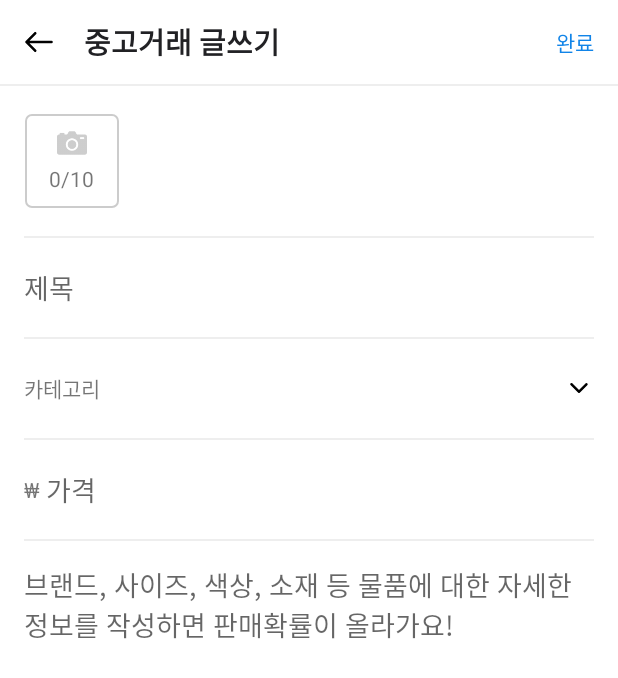
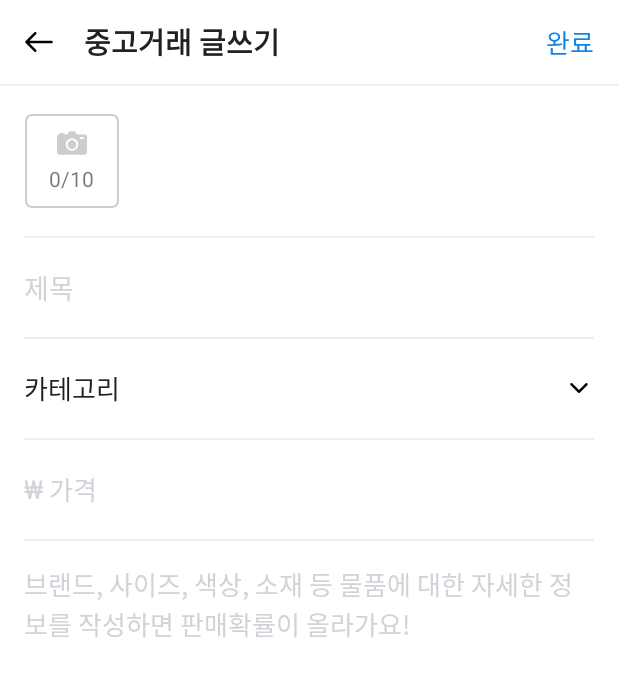
Before and after one commit to Sookhee/ShinhanESGMarket, an Android app: the WriteActivity screen opened directly, with no data from a screen before it, on a phone screen of 412 x 824 dp. Shown: the top 678 px of the screen. Run offline under Robolectric (Android 15) with nearby library versions, the phone set to English and light mode, and no system bars.

Commit message:
activity_write.xml xml 디테일 수정

```diff
--- a/app/src/main/res/layout/activity_alarm.xml
+++ b/app/src/main/res/layout/activity_alarm.xml
@@ -20,7 +20,7 @@
         android:layout_width="wrap_content"
         android:layout_height="wrap_content"
         android:layout_marginStart="16dp"
-        android:text="알림"
+        android:text="@string/title_alarm"
         app:layout_constraintBottom_toBottomOf="@id/btnBack"
         app:layout_constraintStart_toEndOf="@id/btnBack"
         app:layout_constraintTop_toTopOf="@id/btnBack" />
--- a/app/src/main/res/layout/activity_category.xml
+++ b/app/src/main/res/layout/activity_category.xml
@@ -30,7 +30,7 @@
                 android:layout_width="wrap_content"
                 android:layout_height="wrap_content"
                 android:layout_marginStart="16dp"
-                android:text="카테고리" />
+                android:text="@string/title_category" />
         </LinearLayout>
 
         <View
--- a/app/src/main/res/layout/activity_write.xml
+++ b/app/src/main/res/layout/activity_write.xml
@@ -22,7 +22,7 @@
         android:layout_width="wrap_content"
         android:layout_height="wrap_content"
         android:layout_marginStart="20dp"
-        android:text="중고거래 글쓰기"
+        android:text="@string/title_write"
         app:layout_constraintBottom_toTopOf="@id/toolbarGuideLine"
         app:layout_constraintStart_toEndOf="@id/btnBack"
         app:layout_constraintTop_toTopOf="parent" />
@@ -32,8 +32,9 @@
         android:layout_width="wrap_content"
         android:layout_height="wrap_content"
         android:layout_marginEnd="16dp"
-        android:text="완료"
+        android:text="@string/string_submit"
         android:textColor="@color/blue"
+        android:textSize="17sp"
         app:layout_constraintBottom_toTopOf="@id/toolbarGuideLine"
         app:layout_constraintEnd_toEndOf="parent"
         app:layout_constraintTop_toTopOf="parent" />
@@ -61,7 +62,7 @@
 
         <LinearLayout
             android:layout_width="match_parent"
-            android:layout_height="match_parent"
+            android:layout_height="wrap_content"
             android:orientation="vertical">
 
             <LinearLayout
@@ -112,10 +113,13 @@
 
             <EditText
                 android:id="@+id/titleEditText"
+                style="@style/Gray900"
                 android:layout_width="match_parent"
                 android:layout_height="66dp"
                 android:background="@null"
-                android:hint="제목" />
+                android:hint="@string/hint_title"
+                android:textColorHint="@color/gray300"
+                android:theme="@style/EditTextTheme" />
 
             <View
                 android:id="@+id/titleGuideLine"
@@ -131,10 +135,11 @@
                 android:orientation="horizontal">
 
                 <TextView
-                    android:layout_width="wrap_content"
+                    style="@style/Gray900.17"
+                    android:layout_width="0dp"
                     android:layout_height="wrap_content"
                     android:layout_weight="1"
-                    android:text="카테고리" />
+                    android:text="@string/hint_category" />
 
                 <ImageView
                     android:layout_width="20dp"
@@ -159,14 +164,20 @@
                     android:id="@+id/priceHolder"
                     android:layout_width="wrap_content"
                     android:layout_height="wrap_content"
-                    android:text="₩" />
+                    android:text="@string/won"
+                    android:textColor="@color/gray300"
+                    android:textSize="17sp" />
 
                 <EditText
+                    style="@style/Gray900.17"
                     android:layout_width="match_parent"
                     android:layout_height="wrap_content"
                     android:layout_marginStart="4dp"
                     android:background="@null"
-                    android:hint="가격" />
+                    android:hint="@string/hint_price"
+                    android:inputType="number"
+                    android:textColorHint="@color/gray300"
+                    android:theme="@style/EditTextTheme" />
             </LinearLayout>
 
             <View
@@ -177,11 +188,14 @@
 
             <EditText
                 android:id="@+id/mainEditText"
+                style="@style/BaseTextStyle"
                 android:layout_width="match_parent"
                 android:layout_height="wrap_content"
                 android:layout_marginVertical="16dp"
                 android:background="@null"
-                android:hint="브랜드, 사이즈, 색상, 소재 등 물품에 대한 자세한 정보를 작성하면 판매확률이 올라가요!" />
+                android:hint="@string/hint_product_description"
+                android:textColorHint="@color/gray300"
+                android:theme="@style/EditTextTheme" />
         </LinearLayout>
     </ScrollView>
 </androidx.constraintlayout.widget.ConstraintLayout>
--- a/app/src/main/res/values/colors.xml
+++ b/app/src/main/res/values/colors.xml
@@ -10,6 +10,7 @@
     <color name="blue">#1184E8</color>
 
     <color name="gray100">#EEEEEE</color>
+    <color name="gray300">#FFD1D3D8</color>
+    <color name="gray600">#FF868B84</color>
     <color name="gray900">#FF212124</color>
-    <color name="gray600">#FF868B84</color>
 </resources>
--- a/app/src/main/res/values/strings.xml
+++ b/app/src/main/res/values/strings.xml
@@ -1,7 +1,28 @@
 <resources>
     <string name="app_name">신한마켓</string>
+
+    // navigation
     <string name="navigation_chatting">채팅</string>
     <string name="navigation_home">홈</string>
     <string name="navigation_mypage">마이페이지</string>
+
+    // toolbar title
+    <string name="title_write">중고거래 글쓰기</string>
+    <string name="title_alarm">알림</string>
+    <string name="title_category">카테고리</string>
+
+    // text holder
     <string name="dot">·</string>
+    <string name="won">₩</string>
+
+    // hint
+    <string name="hint_category">카테고리</string>
+    <string name="hint_title">제목</string>
+    <string name="hint_product_description">브랜드, 사이즈, 색상, 소재 등 물품에 대한 자세한 정보를 작성하면 판매확률이 올라가요!</string>
+    <string name="hint_price">가격</string>
+
+    // string
+    <string name="string_submit">완료</string>
+
+
 </resources>
--- a/app/src/main/res/values/themes.xml
+++ b/app/src/main/res/values/themes.xml
@@ -12,6 +12,10 @@
         <!-- Status bar color. -->
         <item name="android:statusBarColor" tools:targetApi="l">?attr/colorPrimaryVariant</item>
         <!-- Customize your theme here. -->
+    </style>
+
+    <style name="EditTextTheme" parent="Theme.AppCompat.Light.NoActionBar">
+        <item name="colorAccent">@color/blue</item>
     </style>
 
     <style name="ToolbarTitle">
```
